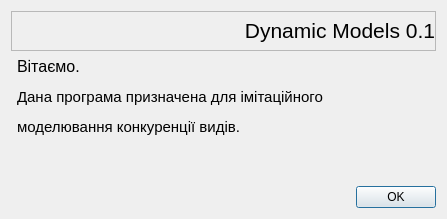
Above: DynModels/dialogs/welcomedialog.ui from DesmondFox/DynModels before the change. Below: the same form after it.
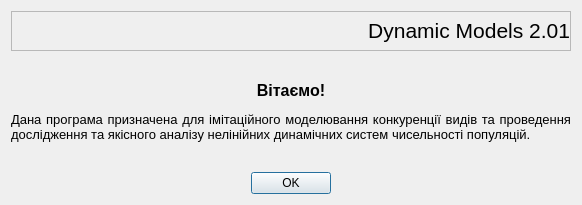
That is the form after the change.

Commit message: Changed welcome dialog

Patch:
```diff
--- a/DynModels/dialogs/welcomedialog.ui
+++ b/DynModels/dialogs/welcomedialog.ui
@@ -6,54 +6,14 @@
    <rect>
     <x>0</x>
     <y>0</y>
-    <width>447</width>
-    <height>219</height>
+    <width>582</width>
+    <height>205</height>
    </rect>
   </property>
   <property name="windowTitle">
    <string>Вітаємо</string>
   </property>
   <layout class="QGridLayout" name="gridLayout">
-   <item row="3" column="1">
-    <spacer name="horizontalSpacer">
-     <property name="orientation">
-      <enum>Qt::Horizontal</enum>
-     </property>
-     <property name="sizeHint" stdset="0">
-      <size>
-       <width>334</width>
-       <height>20</height>
-      </size>
-     </property>
-    </spacer>
-   </item>
-   <item row="3" column="2">
-    <widget class="QPushButton" name="pushOK">
-     <property name="text">
-      <string>OK</string>
-     </property>
-    </widget>
-   </item>
-   <item row="1" column="2">
-    <spacer name="verticalSpacer">
-     <property name="orientation">
-      <enum>Qt::Vertical</enum>
-     </property>
-     <property name="sizeHint" stdset="0">
-      <size>
-       <width>20</width>
-       <height>76</height>
-      </size>
-     </property>
-    </spacer>
-   </item>
-   <item row="1" column="1">
-    <widget class="QLabel" name="label_2">
-     <property name="text">
-      <string>&lt;html&gt;&lt;head/&gt;&lt;body&gt;&lt;p&gt;&lt;span style=&quot; font-size:12pt;&quot;&gt;Вітаємо.&lt;/span&gt;&lt;/p&gt;&lt;p&gt;&lt;span style=&quot; font-size:11pt;&quot;&gt;Дана програма призначена для імітаційного &lt;/span&gt;&lt;/p&gt;&lt;p&gt;&lt;span style=&quot; font-size:11pt;&quot;&gt;моделювання конкуренції видів.&lt;/span&gt;&lt;/p&gt;&lt;/body&gt;&lt;/html&gt;</string>
-     </property>
-    </widget>
-   </item>
    <item row="0" column="0" colspan="3">
     <widget class="QFrame" name="frame">
      <property name="maximumSize">
@@ -118,7 +78,7 @@
          </font>
         </property>
         <property name="text">
-         <string>Dynamic Models 0.1</string>
+         <string>Dynamic Models 2.01</string>
         </property>
         <property name="alignment">
          <set>Qt::AlignRight|Qt::AlignTrailing|Qt::AlignVCenter</set>
@@ -128,15 +88,53 @@
      </layout>
     </widget>
    </item>
+   <item row="1" column="0" colspan="3">
+    <widget class="QLabel" name="label_2">
+     <property name="text">
+      <string>&lt;html&gt;&lt;head/&gt;&lt;body&gt;&lt;p align=&quot;center&quot;&gt;&lt;span style=&quot; font-size:12pt; font-weight:600;&quot;&gt;Вітаємо!&lt;/span&gt;&lt;/p&gt;&lt;p align=&quot;justify&quot;&gt;&lt;span style=&quot; font-size:10pt;&quot;&gt;Дана програма призначена для імітаційного моделювання конкуренції видів та проведення дослідження та якісного аналізу нелінійних динамічних систем чисельності популяцій.&lt;/span&gt;&lt;/p&gt;&lt;/body&gt;&lt;/html&gt;</string>
+     </property>
+     <property name="alignment">
+      <set>Qt::AlignJustify|Qt::AlignVCenter</set>
+     </property>
+     <property name="wordWrap">
+      <bool>true</bool>
+     </property>
+    </widget>
+   </item>
+   <item row="2" column="0">
+    <spacer name="horizontalSpacer">
+     <property name="orientation">
+      <enum>Qt::Horizontal</enum>
+     </property>
+     <property name="sizeHint" stdset="0">
+      <size>
+       <width>230</width>
+       <height>20</height>
+      </size>
+     </property>
+    </spacer>
+   </item>
    <item row="2" column="1">
-    <spacer name="verticalSpacer_2">
+    <widget class="QPushButton" name="pushOK">
+     <property name="font">
+      <font>
+       <pointsize>9</pointsize>
+      </font>
+     </property>
+     <property name="text">
+      <string>OK</string>
+     </property>
+    </widget>
+   </item>
+   <item row="2" column="2">
+    <spacer name="horizontalSpacer_2">
      <property name="orientation">
-      <enum>Qt::Vertical</enum>
+      <enum>Qt::Horizontal</enum>
      </property>
      <property name="sizeHint" stdset="0">
       <size>
-       <width>20</width>
-       <height>40</height>
+       <width>230</width>
+       <height>20</height>
       </size>
      </property>
     </spacer>
```
